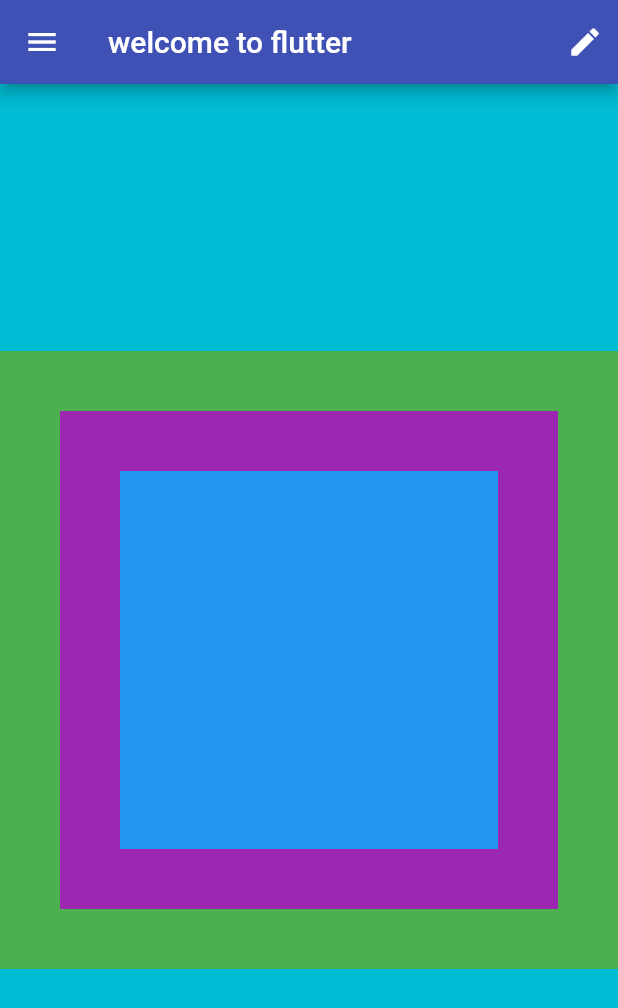
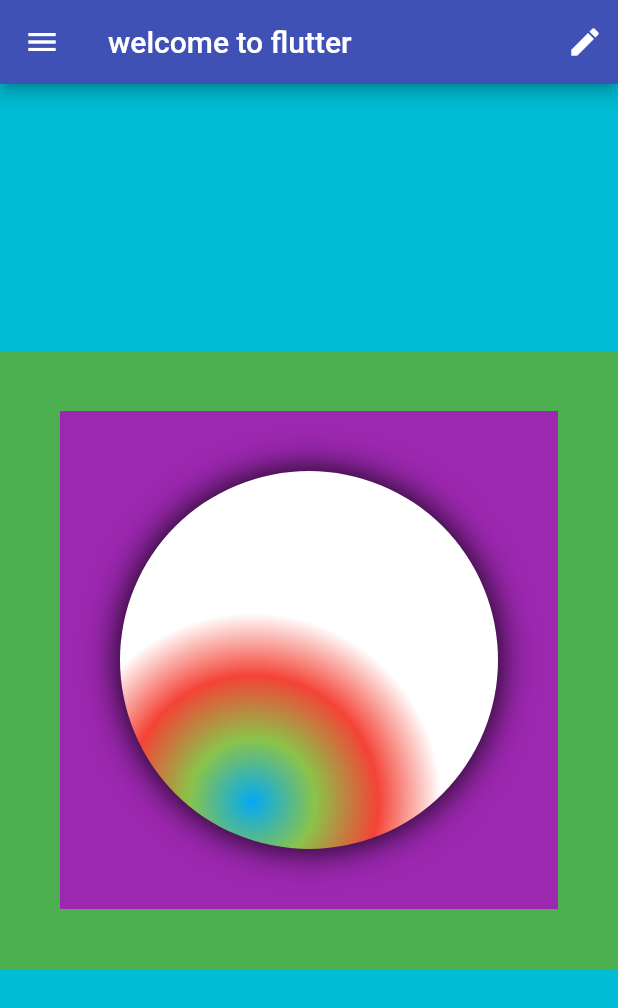
Before and after one commit to Erasto-M/cookbook, a Flutter app: the screen it shows after launch, on a phone screen of 412 x 824 dp. Shown: the top 1008 px of the screen. Run offline on Flutter 3.47's test engine with Material 2 defaults, Android fonts, the phone set to English and light mode, and no system bars.

Commit message:
added some changes in containers

```diff
--- a/lib/immutablewidget.dart
+++ b/lib/immutablewidget.dart
@@ -12,12 +12,27 @@ class immutableWidget extends StatelessWidget {
           color: Colors.purple,
           child: Padding(
             padding: const EdgeInsets.all(40),
-            child: Container(
-              color: Colors.blue,
-            ),
+            child: showcontainer(),
           ),
         ),
       ) ,
     );
   }
+  Widget showcontainer(){
+    return Container(
+      decoration: const   BoxDecoration(
+        shape: BoxShape.circle,
+        gradient: RadialGradient(
+          colors: [
+            Colors.lightBlue,
+            Colors.lightGreen,
+            Colors.red,
+            Colors.white,
+          ],
+          center: Alignment(-0.3,0.75)
+        ),
+        boxShadow:[ BoxShadow(blurRadius: 20),],
+      ),
+    );
+  }
 }
```
